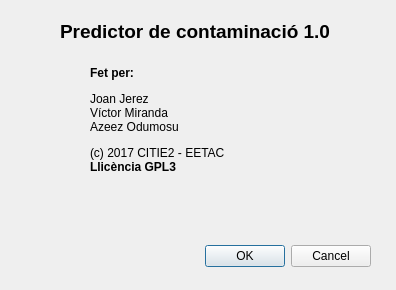
Old version of the form about.ui in the repository cities2-sec/Polution-ui.
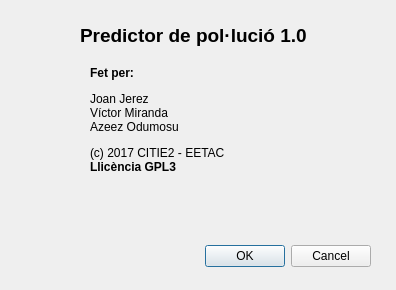
New version of the form.

What changed in the file:
```diff
--- a/about.ui
+++ b/about.ui
@@ -32,14 +32,14 @@
   <widget class="QLabel" name="label">
    <property name="geometry">
     <rect>
-     <x>60</x>
+     <x>80</x>
      <y>20</y>
-     <width>291</width>
-     <height>21</height>
+     <width>241</width>
+     <height>31</height>
     </rect>
    </property>
    <property name="text">
-    <string>&lt;html&gt;&lt;head/&gt;&lt;body&gt;&lt;p&gt;&lt;span style=&quot; font-size:14pt; font-weight:600;&quot;&gt;Predictor de contaminació 1.0&lt;/span&gt;&lt;/p&gt;&lt;/body&gt;&lt;/html&gt;</string>
+    <string>&lt;html&gt;&lt;head/&gt;&lt;body&gt;&lt;p&gt;&lt;span style=&quot; font-size:14pt; font-weight:600;&quot;&gt;Predictor de pol·lució 1.0&lt;/span&gt;&lt;/p&gt;&lt;/body&gt;&lt;/html&gt;</string>
    </property>
   </widget>
   <widget class="QLabel" name="label_2">
```
